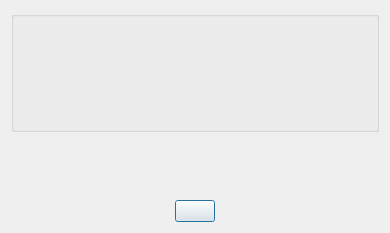
The window that Meter/helpabout.ui (cagavriloaie/WFlowLab) describes before a commit, drawn with Qt 5.
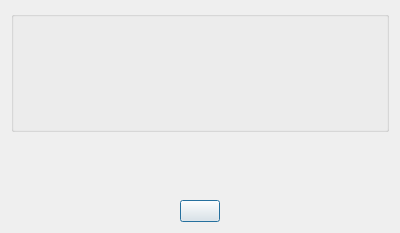
The same window after the commit. Icons and pictures are not drawn.

The edit to the form file:
```diff
--- a/Meter/helpabout.ui
+++ b/Meter/helpabout.ui
@@ -6,19 +6,19 @@
    <rect>
     <x>0</x>
     <y>0</y>
-    <width>390</width>
+    <width>400</width>
     <height>233</height>
    </rect>
   </property>
   <property name="minimumSize">
    <size>
-    <width>390</width>
+    <width>400</width>
     <height>230</height>
    </size>
   </property>
   <property name="maximumSize">
    <size>
-    <width>390</width>
+    <width>400</width>
     <height>233</height>
    </size>
   </property>
```
